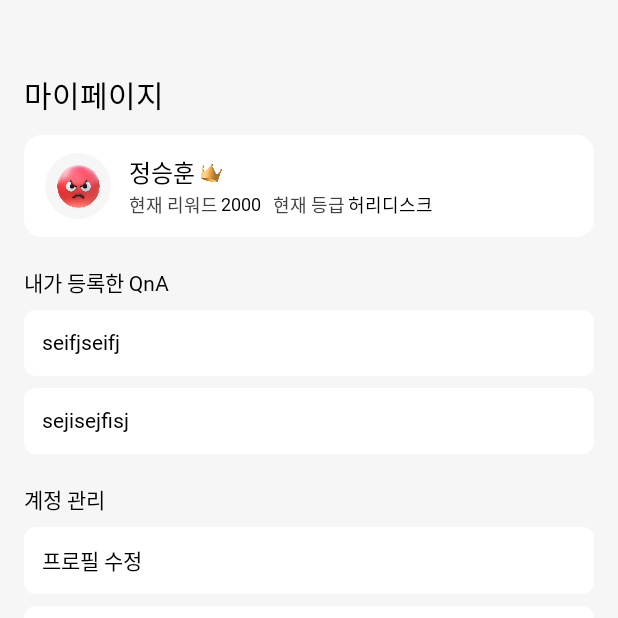
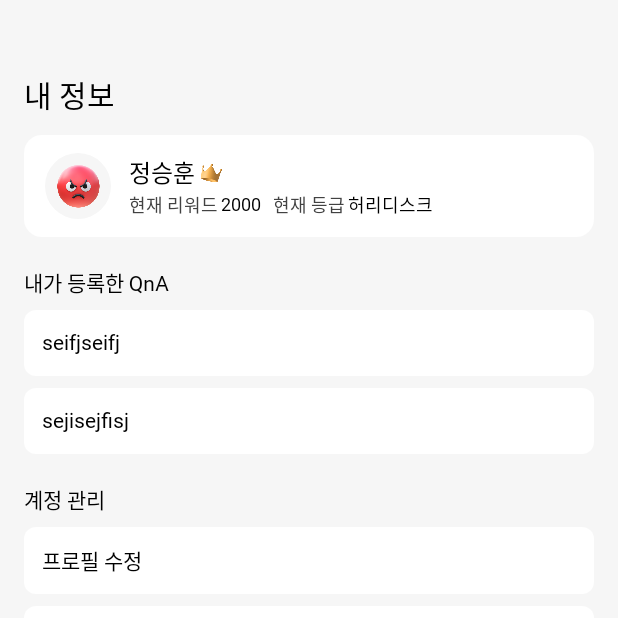
Before and after one commit to SafeTeen/SafeTeenAndroid, an Android app built with Jetpack Compose: the composable MyPageScreen shown on its own in the app's theme, on a phone screen of 412 x 824 dp, the top half of it. Run offline under Robolectric (Android 15) with nearby library versions, the phone set to English and light mode, and no system bars; Roboto replaces fonts that are not available here.

Commit message:
refactor :: string resource

```diff
--- a/app/src/main/res/values/strings.xml
+++ b/app/src/main/res/values/strings.xml
@@ -7,7 +7,7 @@
     <string name="navigation_game">게임</string>
     <string name="navigation_info">정보</string>
     <string name="navigation_shop">상점</string>
-    <string name="navigation_my_page">마이페이지</string>
+    <string name="navigation_my_page">내 정보</string>
 
     <!--    Rank-->
 
```
